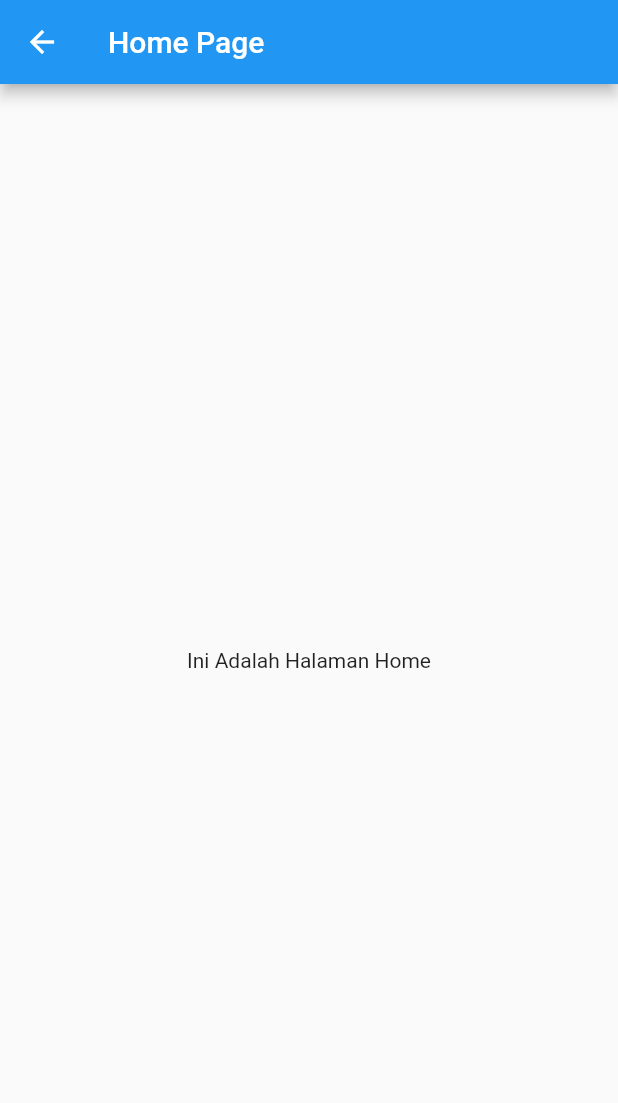
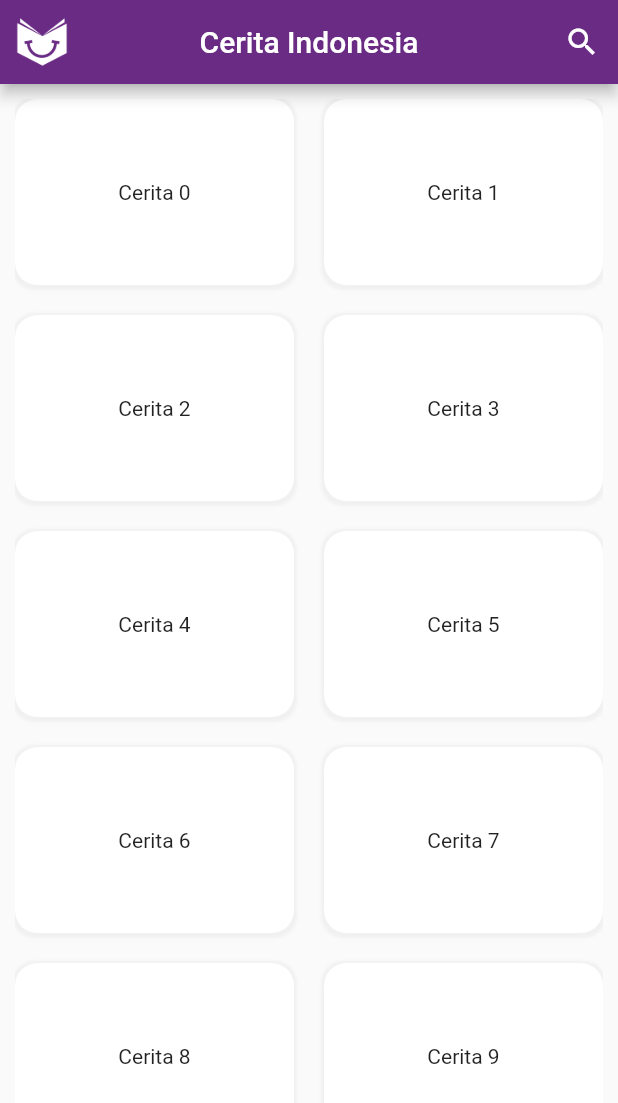
Before and after one commit to whywidodo/finalproject_pmoif20d_wahyu, a Flutter app: the screen it shows after launch, on a phone screen of 412 x 824 dp. Shown: the top 1103 px of the screen. Run offline on Flutter 3.47's test engine with Material 2 defaults, Android fonts, the phone set to English and light mode, and no system bars.

Commit message:
menambahkan file homepage cerita

```diff
--- a/lib/HomePage.dart
+++ b/lib/HomePage.dart
@@ -1,16 +1,50 @@
-import 'dart:html';
+
 import 'package:flutter/material.dart';
 
 class HomePage extends StatelessWidget {
+  final List<Map> myProducts =
+  List.generate(20, (index) => {"id": index, "name": "Cerita $index"}).toList();
+
   @override
   Widget build(BuildContext context) {
     return Scaffold(
       appBar: AppBar(
-        title: Text ('Home Page'),
+          leading: Padding(
+            padding: const EdgeInsets.all(10),
+              child: Image.asset('assets/images/ceria256white.png')
+          ),
+          centerTitle: true,
+          title: Text ('Cerita Indonesia'),
+          backgroundColor: Color(0xFF6A2B84),
+          foregroundColor: Colors.white,
+          actions: [
+            IconButton(
+                onPressed: () {
+                },
+                icon: Icon(Icons.search))
+          ],
       ),
-      body: Center(
-        child: Text ("Ini Adalah Halaman Home"),
-      ),
+      body:
+          Padding(
+            padding: const EdgeInsets.all(10.0),
+            child: GridView.builder(
+                gridDelegate: const SliverGridDelegateWithMaxCrossAxisExtent(
+                maxCrossAxisExtent: 200,
+                childAspectRatio: 3 / 2,
+                crossAxisSpacing: 20,
+                mainAxisSpacing: 20),
+                itemCount: myProducts.length,
+                itemBuilder: (BuildContext ctx, index) {
+                  return Container(
+                    alignment: Alignment.center,
+                    child: Text(myProducts[index]["name"]),
+                      decoration: BoxDecoration(color: Colors.white, borderRadius: BorderRadius.circular(15),
+                          boxShadow: [
+                          BoxShadow(color: Colors.grey.withOpacity(0.1), spreadRadius: 2, blurRadius: 1, offset: Offset(0, 1),),]
+                      ),
+                  );
+            }),
+          ),
     );
   }
 }
```
